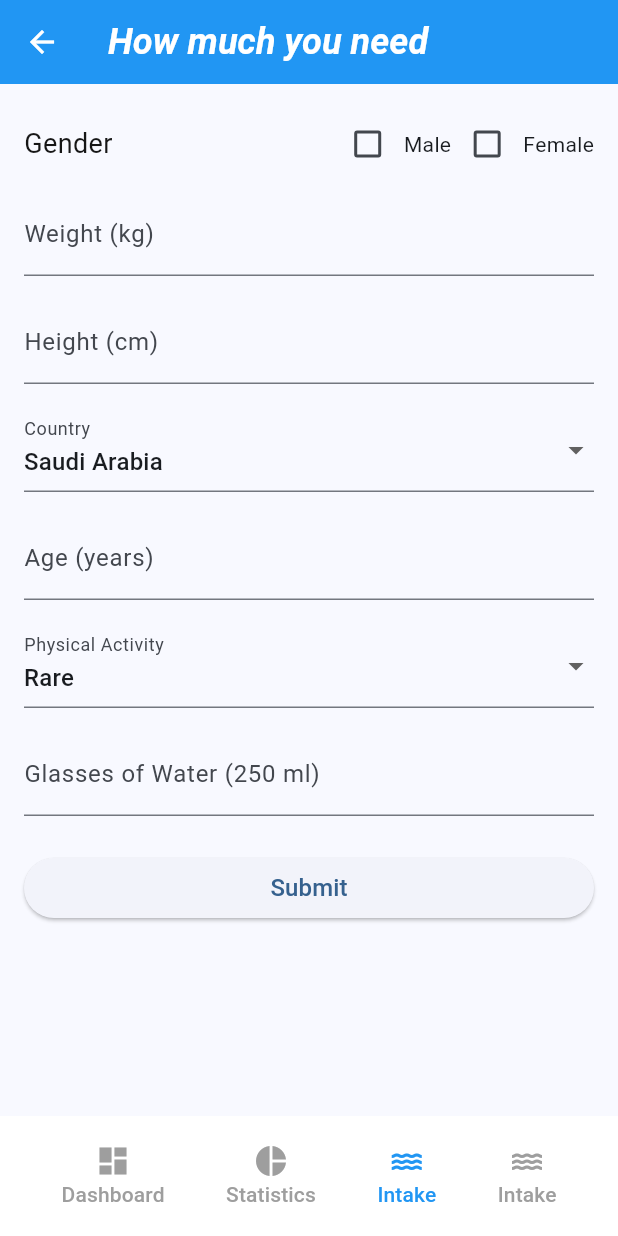
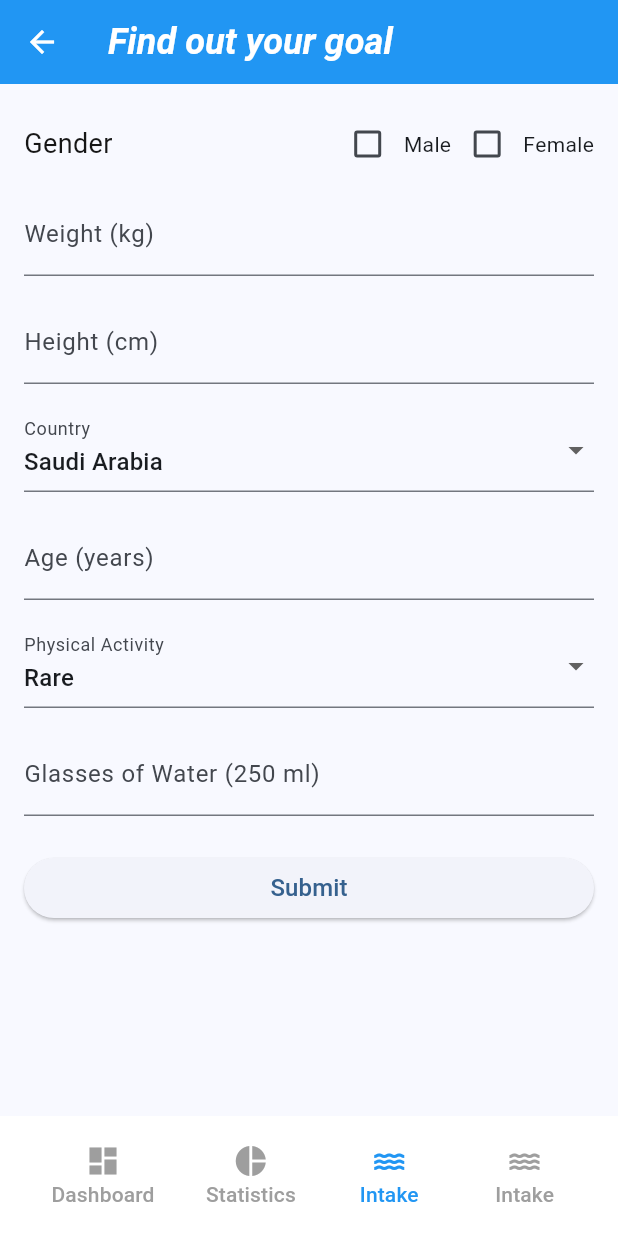
Before and after one commit to ZaBoteru/ZaBoteru-HydrationApp, a Flutter app: the WaterIntake screen opened by its route, after a tap on "Intake", on a phone screen of 412 x 824 dp. Run offline on Flutter 3.47's test engine with Material 3 defaults, Android fonts, the phone set to English and light mode, and no system bars; our stand-ins replace animated_splash_screen, flutter_bluetooth_serial, lottie, percent_indicator; Roboto replaces fonts that are missing (Montserrat).

```diff
--- a/lib/pages/Dashboard.dart
+++ b/lib/pages/Dashboard.dart
@@ -1,3 +1,8 @@
+import 'dart:convert';
+import 'dart:typed_data';
+import 'dart:async';
+import 'package:flutter_bluetooth_serial/flutter_bluetooth_serial.dart';
+
 import 'package:flutter/material.dart';
 import 'package:percent_indicator/circular_percent_indicator.dart';
 import 'package:zaboteru/pages/WaterIntake.dart';
@@ -209,6 +214,7 @@ class _DashboardContentState extends State<DashboardContent> {
   bool isSterilization = false;
   bool isHeating = false;
   DateTime today = DateTime.now();
+  late BluetoothConnection connection;
 
   @override
   Widget build(BuildContext context) {
@@ -281,7 +287,7 @@ class _DashboardContentState extends State<DashboardContent> {
                       borderRadius: BorderRadius.circular(10.0),
                     ),
                     child: Text(
-                      'Day Goal\n${result[0]}',
+                      'Day Goal\n${result[0].toStringAsPrecision(3)}',
                       textAlign: TextAlign.center,
                       style: const TextStyle(
                         color: Colors.white,
@@ -301,7 +307,7 @@ class _DashboardContentState extends State<DashboardContent> {
                       borderRadius: BorderRadius.circular(10.0),
                     ),
                     child: Text(
-                      'Bottles\nto go\n${result[1]}',
+                      'Bottles\nto go\n${result[1].toStringAsPrecision(3)}',
                       textAlign: TextAlign.center,
                       style: const TextStyle(
                         color: Colors.white,
--- a/lib/pages/WaterIntake.dart
+++ b/lib/pages/WaterIntake.dart
@@ -49,7 +49,7 @@ class _WaterIntakeState extends State<WaterIntake> {
         backgroundColor: Colors.blue,
         iconTheme: const IconThemeData(color: Colors.white),
         title: const Text(
-          'How much you need',
+          'Find out your goal',
           style: TextStyle(
               color: Colors.white,
               fontFamily: 'Montserrat',
@@ -143,8 +143,6 @@ class _WaterIntakeState extends State<WaterIntake> {
       ),
       bottomNavigationBar: BottomAppBar(
         color: Colors.white,
-        shape: const CircularNotchedRectangle(),
-        notchMargin: 8,
         // ignore: sized_box_for_whitespace
         child: Container(
           width: MediaQuery.of(context).size.width,
@@ -154,7 +152,6 @@ class _WaterIntakeState extends State<WaterIntake> {
             crossAxisAlignment: CrossAxisAlignment.start,
             children: <Widget>[
               MaterialButton(
-                minWidth: 40, // Adjust the width as needed
                 onPressed: () {
                   Navigator.pushNamed(context, '/dashboard');
                   setState(() {
@@ -178,7 +175,6 @@ class _WaterIntakeState extends State<WaterIntake> {
                 ),
               ),
               MaterialButton(
-                minWidth: 40, // Adjust the width as needed
                 onPressed: () {
                   Navigator.pushNamed(context, '/statistics');
                   setState(() {
@@ -202,7 +198,6 @@ class _WaterIntakeState extends State<WaterIntake> {
                 ),
               ),
               MaterialButton(
-                minWidth: 40, // Adjust the width as needed
                 onPressed: () {
                   Navigator.pushNamed(context, '/intake');
                   setState(() {
@@ -226,7 +221,6 @@ class _WaterIntakeState extends State<WaterIntake> {
                 ),
               ),
               MaterialButton(
-                minWidth: 40, // Adjust the width as needed
                 onPressed: () {
                   Navigator.pushNamed(context, '/intake');
                   setState(() {
```
Also changed, not shown: lib/main.dart (+14 -6 lines).
